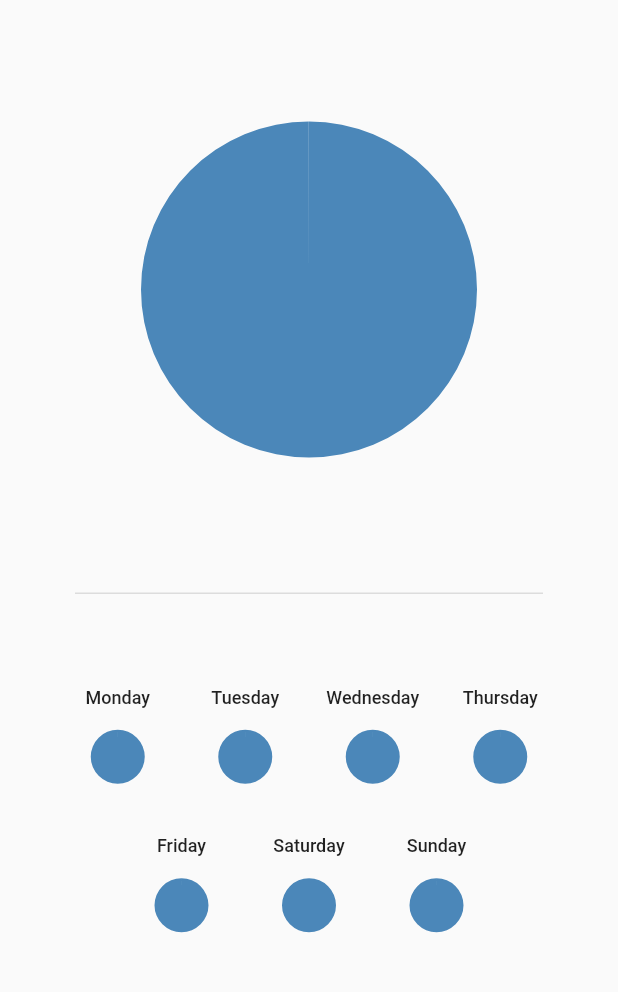
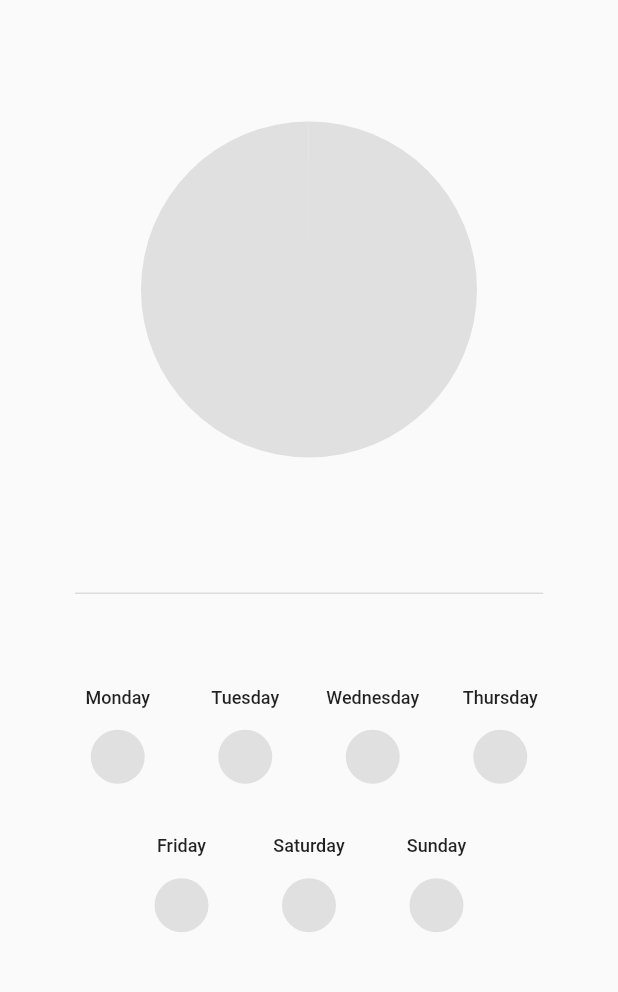
Before and after one commit to theiskaa/Visual-Time, a Flutter app: the screen it shows after launch, on a phone screen of 412 x 824 dp, the part 63-1055 px from its top. Run offline on Flutter 3.47's test engine with Material 2 defaults, Android fonts, the phone set to English and light mode, and no system bars; our stand-ins replace flutter_bloc, hive, hive_flutter, logger, syncfusion_flutter_charts; accounts and stored records are empty.

Commit message:
Add dynamic chart color palettes

```diff
--- a/lib/view/create.dart
+++ b/lib/view/create.dart
@@ -135,8 +135,10 @@ class CreateTaskPageState extends State<CreateTaskPage> {
     );
   }
 
-  Padding createButton() {
-    return Padding(
+  Widget createButton() {
+    return Transform.translate(
+      offset: Offset(0, -1 * MediaQuery.of(context).viewInsets.bottom),
+      child: Padding(
         padding: const EdgeInsets.symmetric(vertical: 30),
         child: FractionallySizedBox(
           widthFactor: .8,
@@ -149,6 +151,7 @@ class CreateTaskPageState extends State<CreateTaskPage> {
                   .theme!
                   .textTheme
                   .button,
+            ),
           ),
         ),
       ),
--- a/lib/view/widgets/day_chart.dart
+++ b/lib/view/widgets/day_chart.dart
@@ -1,5 +1,8 @@
 import 'package:flutter/material.dart';
+import 'package:flutter_bloc/flutter_bloc.dart';
 import 'package:syncfusion_flutter_charts/charts.dart';
+import 'package:vtime/core/cubits/preference_cubit.dart';
+import 'package:vtime/core/cubits/preference_state.dart';
 
 import 'package:vtime/core/model/task.dart';
 import 'package:vtime/view/widgets/utils.dart';
@@ -22,14 +25,46 @@ class DayChart extends StatefulWidget {
 class _DayChartState extends State<DayChart> {
   final viewUtils = ViewUtils();
 
+  var darkPalette = <Color>[
+    Colors.grey.shade900,
+    Colors.red,
+    Colors.purple.shade400,
+    const Color.fromRGBO(246, 114, 128, 1),
+    const Color.fromRGBO(248, 177, 149, 1),
+    const Color.fromRGBO(116, 180, 155, 1),
+    const Color.fromRGBO(0, 168, 181, 1),
+    const Color.fromRGBO(73, 76, 162, 1),
+    const Color.fromRGBO(255, 205, 96, 1),
+    const Color.fromRGBO(255, 240, 219, 1),
+    const Color.fromRGBO(238, 238, 238, 1)
+  ];
+
+  var lightPalette = <Color>[
+    Colors.grey.shade300,
+    Colors.red.shade400,
+    const Color.fromRGBO(192, 108, 132, 1),
+    const Color.fromRGBO(246, 114, 128, 1),
+    const Color.fromRGBO(248, 177, 149, 1),
+    const Color.fromRGBO(116, 180, 155, 1),
+    const Color.fromRGBO(0, 168, 181, 1),
+    const Color.fromRGBO(73, 76, 162, 1),
+    const Color.fromRGBO(255, 205, 96, 1),
+    const Color.fromRGBO(255, 240, 219, 1),
+    const Color.fromRGBO(238, 238, 238, 1)
+  ];
+
   @override
   Widget build(BuildContext context) {
-    var total =
-        (ViewUtils.fullDay - viewUtils.calculateTotalDuration(widget.tasks));
+    return BlocBuilder<PreferenceCubit, PreferenceState>(
+      builder: (context, state) {
+        var total = (ViewUtils.fullDay -
+            viewUtils.calculateTotalDuration(widget.tasks));
         widget.tasks.add(Task().remainingTimeFiller(total));
 
         return SfCircularChart(
-      tooltipBehavior: widget.tooltipBehaviorEnabled ? tooltipBehavior() : null,
+          palette: (state.themeName == 'dark') ? darkPalette : lightPalette,
+          tooltipBehavior:
+              widget.tooltipBehaviorEnabled ? tooltipBehavior() : null,
           series: <PieSeries<Task, String>>[
             PieSeries<Task, String>(
               dataSource: widget.tasks,
@@ -37,6 +72,8 @@ class _DayChartState extends State<DayChart> {
               yValueMapper: (Task data, _) => data.totalTime,
             ),
           ],
+        );
+      },
     );
   }
 
```
Also changed, not shown: 2 other files. Lines whose indentation alone changed are shown as unchanged.
